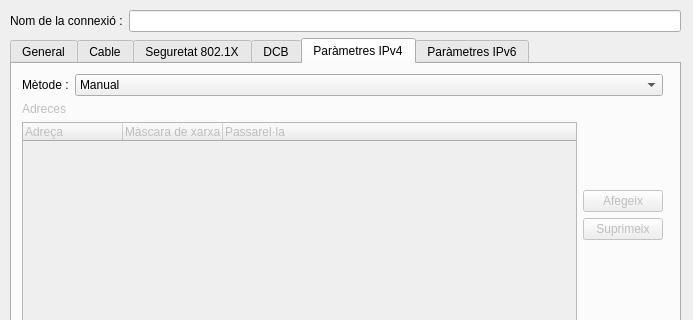
This is Qt/calculadora/xarxa.ui in Mancheguet/Interfaces2017-2018 as Qt 5 draws it before an edit; both pictures show x 0 to 693 and y 0 to 320 of the 693 by 552 pixel window. The edited form follows.
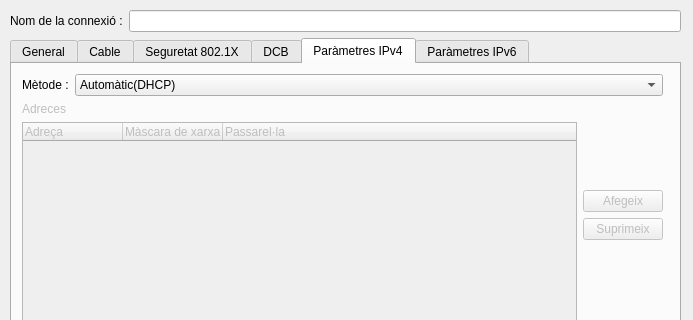
This is the edited form.

Diff of the .ui file:
```diff
--- a/Qt/calculadora/xarxa.ui
+++ b/Qt/calculadora/xarxa.ui
@@ -95,11 +95,6 @@
                  <verstretch>0</verstretch>
                 </sizepolicy>
                </property>
-               <item>
-                <property name="text">
-                 <string>Manual</string>
-                </property>
-               </item>
                <item>
                 <property name="text">
                  <string>Automàtic(DHCP)</string>
```
Left out of the diff: 5 changed lines with no effect on the pictures.
